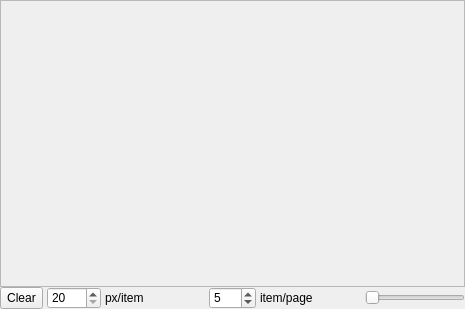
Qt form resources/ui/browser.ui (flegac/qt-widgets) before a commit.
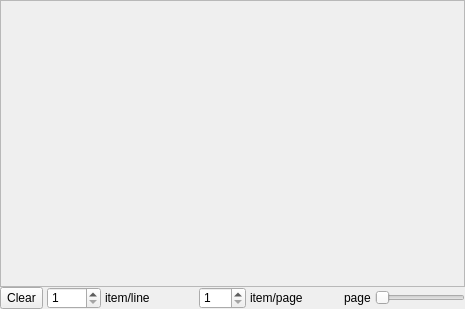
The same form after that commit.

Commit message: feat: update Browser API

Patch:
```diff
--- a/resources/ui/browser.ui
+++ b/resources/ui/browser.ui
@@ -170,13 +170,16 @@
           </sizepolicy>
          </property>
          <property name="minimum">
-          <number>20</number>
+          <number>1</number>
          </property>
          <property name="maximum">
-          <number>2000</number>
+          <number>1000</number>
          </property>
          <property name="singleStep">
-          <number>10</number>
+          <number>1</number>
+         </property>
+         <property name="value">
+          <number>1</number>
          </property>
         </widget>
        </item>
@@ -189,7 +192,7 @@
           </sizepolicy>
          </property>
          <property name="text">
-          <string>px/item</string>
+          <string>item/line</string>
          </property>
         </widget>
        </item>
@@ -211,7 +214,7 @@
           <number>5</number>
          </property>
          <property name="value">
-          <number>5</number>
+          <number>1</number>
          </property>
         </widget>
        </item>
@@ -229,7 +232,14 @@
         </widget>
        </item>
        <item>
-        <widget class="QSlider" name="pageSlider">
+        <widget class="QLabel" name="pageIndex">
+         <property name="text">
+          <string>page</string>
+         </property>
+        </widget>
+       </item>
+       <item>
+        <widget class="QSlider" name="pageSelector">
          <property name="sizePolicy">
           <sizepolicy hsizetype="Expanding" vsizetype="Minimum">
            <horstretch>0</horstretch>
```
Left out of the diff: 12 changed lines with no effect on the pictures. The commit also changes 5 other files.
